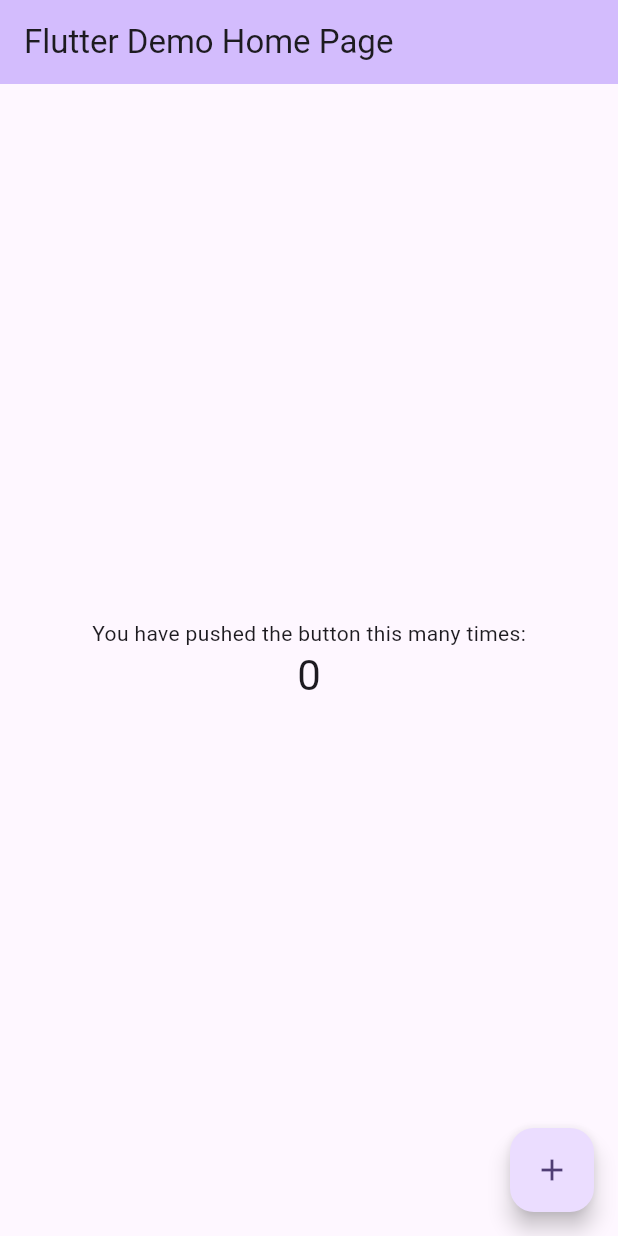
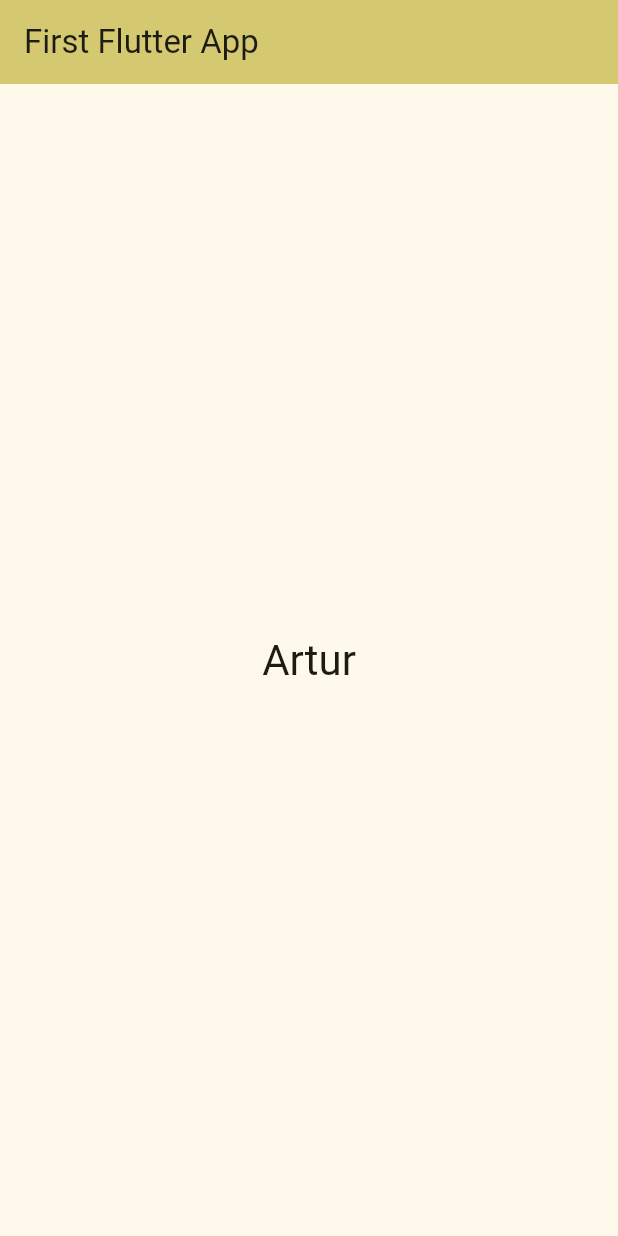
Before and after one commit to ArturRibeiro01/flutter_My_first_app, a Flutter app: the screen it shows after launch, on a phone screen of 412 x 824 dp. Run offline on Flutter 3.47's test engine with Material 3 defaults, Android fonts, the phone set to English and light mode, and no system bars.

Commit message:
feat : Continuação da aula

```diff
--- a/lib/main.dart
+++ b/lib/main.dart
@@ -7,46 +7,21 @@ void main() {
 class MyApp extends StatelessWidget {
   const MyApp({super.key});
 
-  // This widget is the root of your application.
   @override
   Widget build(BuildContext context) {
     return MaterialApp(
       title: 'Flutter Demo',
       theme: ThemeData(
-        // This is the theme of your application.
-        //
-        // TRY THIS: Try running your application with "flutter run". You'll see
-        // the application has a purple toolbar. Then, without quitting the app,
-        // try changing the seedColor in the colorScheme below to Colors.green
-        // and then invoke "hot reload" (save your changes or press the "hot
-        // reload" button in a Flutter-supported IDE, or press "r" if you used
-        // the command line to start the app).
-        //
-        // Notice that the counter didn't reset back to zero; the application
-        // state is not lost during the reload. To reset the state, use hot
-        // restart instead.
-        //
-        // This works for code too, not just values: Most code changes can be
-        // tested with just a hot reload.
-        colorScheme: ColorScheme.fromSeed(seedColor: Colors.deepPurple),
+        colorScheme: ColorScheme.fromSeed(seedColor: Colors.yellow),
         useMaterial3: true,
       ),
-      home: const MyHomePage(title: 'Flutter Demo Home Page'),
+      home: const MyHomePage(title: 'First Flutter App'),
     );
   }
 }
 
 class MyHomePage extends StatefulWidget {
   const MyHomePage({super.key, required this.title});
-
-  // This widget is the home page of your application. It is stateful, meaning
-  // that it has a State object (defined below) that contains fields that affect
-  // how it looks.
-
-  // This class is the configuration for the state. It holds the values (in this
-  // case the title) provided by the parent (in this case the App widget) and
-  // used by the build method of the State. Fields in a Widget subclass are
-  // always marked "final".
 
   final String title;
 
@@ -59,67 +34,42 @@ class _MyHomePageState extends State<MyHomePage> {
 
   void _incrementCounter() {
     setState(() {
-      // This call to setState tells the Flutter framework that something has
-      // changed in this State, which causes it to rerun the build method below
-      // so that the display can reflect the updated values. If we changed
-      // _counter without calling setState(), then the build method would not be
-      // called again, and so nothing would appear to happen.
       _counter++;
     });
   }
 
+  bool _showMyName = true;
+
+  void _updateScreen() {
+    _showMyName = !_showMyName;
+  }
+
   @override
   Widget build(BuildContext context) {
-    // This method is rerun every time setState is called, for instance as done
-    // by the _incrementCounter method above.
-    //
-    // The Flutter framework has been optimized to make rerunning build methods
-    // fast, so that you can just rebuild anything that needs updating rather
-    // than having to individually change instances of widgets.
     return Scaffold(
       appBar: AppBar(
-        // TRY THIS: Try changing the color here to a specific color (to
-        // Colors.amber, perhaps?) and trigger a hot reload to see the AppBar
-        // change color while the other colors stay the same.
         backgroundColor: Theme.of(context).colorScheme.inversePrimary,
-        // Here we take the value from the MyHomePage object that was created by
-        // the App.build method, and use it to set our appbar title.
         title: Text(widget.title),
       ),
       body: Center(
-        // Center is a layout widget. It takes a single child and positions it
-        // in the middle of the parent.
         child: Column(
-          // Column is also a layout widget. It takes a list of children and
-          // arranges them vertically. By default, it sizes itself to fit its
-          // children horizontally, and tries to be as tall as its parent.
-          //
-          // Column has various properties to control how it sizes itself and
-          // how it positions its children. Here we use mainAxisAlignment to
-          // center the children vertically; the main axis here is the vertical
-          // axis because Columns are vertical (the cross axis would be
-          // horizontal).
-          //
-          // TRY THIS: Invoke "debug painting" (choose the "Toggle Debug Paint"
-          // action in the IDE, or press "p" in the console), to see the
-          // wireframe for each widget.
           mainAxisAlignment: MainAxisAlignment.center,
           children: <Widget>[
-            const Text(
-              'You have pushed the button this many times:',
-            ),
-            Text(
-              '$_counter',
-              style: Theme.of(context).textTheme.headlineMedium,
+            Visibility(
+              visible: _showMyName,
+              child: Text(
+                'Artur',
+                style: Theme.of(context).textTheme.headlineMedium,
+              ),
             ),
           ],
         ),
       ),
-      floatingActionButton: FloatingActionButton(
-        onPressed: _incrementCounter,
-        tooltip: 'Increment',
-        child: const Icon(Icons.add),
-      ), // This trailing comma makes auto-formatting nicer for build methods.
+      // floatingActionButton: FloatingActionButton(
+      //   onPressed: _incrementCounter,
+      //   tooltip: 'Adicionar mais um número',
+      //   child: const Icon(Icons.add),
+      // ),
     );
   }
 }
```
